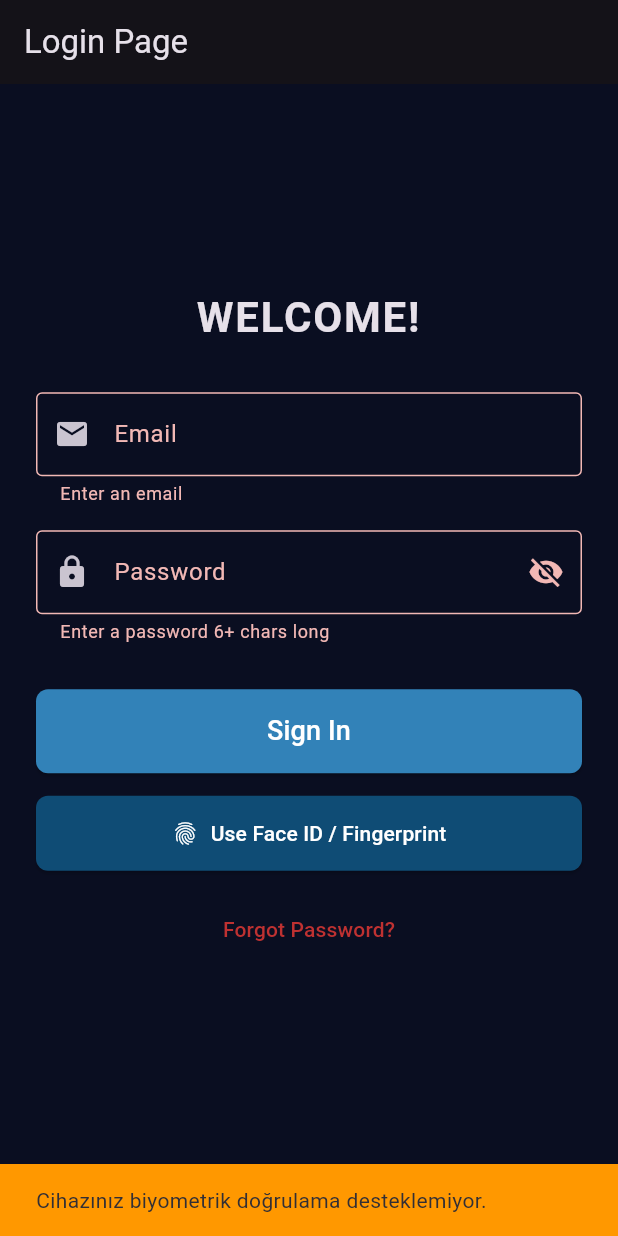
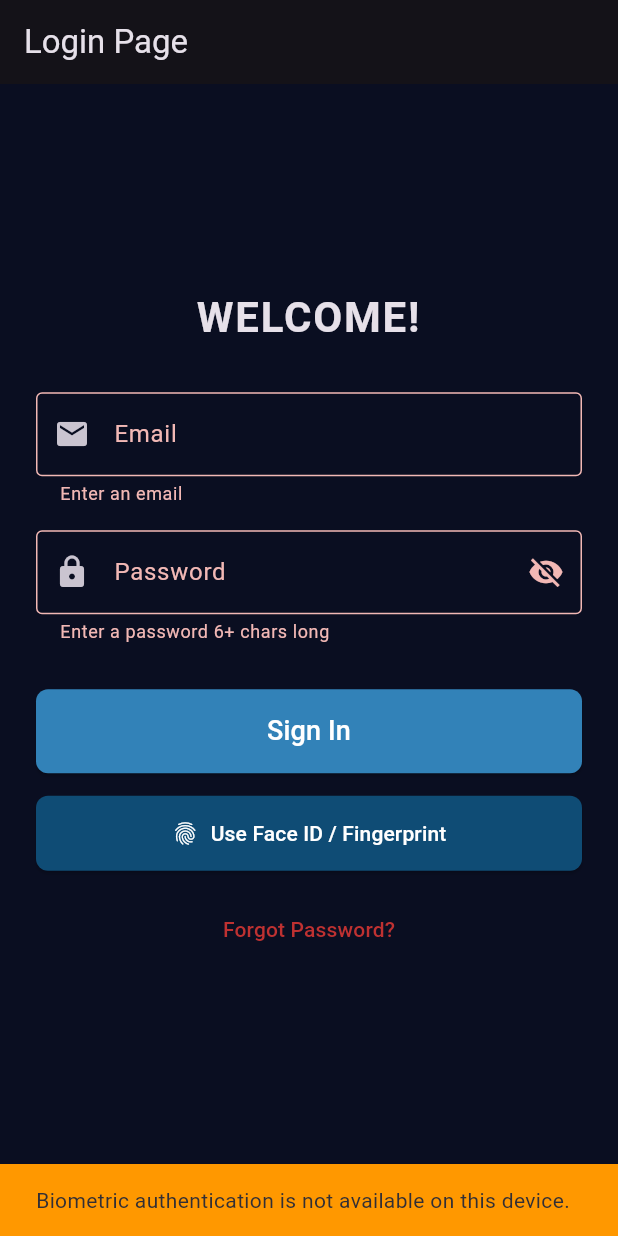
Before and after one commit to Beykn/GuardEye, a Flutter app: the screen it shows after launch, after a tap on "Sign In", after a tap on "Use Face ID / Fingerprint", on a phone screen of 412 x 824 dp. Run offline on Flutter 3.47's test engine with Material 3 defaults, Android fonts, the light colour scheme and no system bars; our stand-ins replace camera, cloud_firestore, firebase_auth, firebase_core, firebase_storage, font_awesome_flutter and 2 more; missing offline and left inert: tflite_flutter; accounts and stored records are empty.

Commit message:
[UPD] update detection model, integrate shared preferences for biometric authentication, and enhance login flow

```diff
--- a/graduation/lib/detection/detection_service.dart
+++ b/graduation/lib/detection/detection_service.dart
@@ -29,7 +29,7 @@ class DetectionService {
 
       // Load model
       _interpreter = await Interpreter.fromAsset(
-        'assets/ssd_3cls_aug.tflite',
+        'assets/ssd_all_data.tflite',
         options: options,
       );
 
--- a/graduation/lib/screens/loginPage.dart
+++ b/graduation/lib/screens/loginPage.dart
@@ -3,6 +3,7 @@ import 'package:graduation/driver_screens/userPage.dart';
 import 'package:graduation/admin_screens.dart/adminPage.dart';
 import 'package:local_auth/local_auth.dart';
 import 'package:graduation/services/auth.dart';
+import 'package:shared_preferences/shared_preferences.dart';
 
 class LoginPage extends StatefulWidget {
   const LoginPage({super.key});
@@ -29,26 +30,47 @@ class _LoginPageState extends State<LoginPage> {
     if (canCheckBiometrics) {
       try {
         isAuthenticated = await _auth.authenticate(
-          localizedReason: 'Lütfen Face ID / Parmak izi ile giriş yapın',
+          localizedReason: 'Please authenticate to access your account',
           options: const AuthenticationOptions(biometricOnly: true),
         );
       } catch (e) {
-        debugPrint("Biyometrik doğrulama hatası: $e");
+        debugPrint("error with biometric authentication: $e");
       }
 
       if (isAuthenticated) {
+        final prefs = await SharedPreferences.getInstance();
+        final uid = prefs.getString('saved_uid');
+        final role = prefs.getString('role');
+
+
+        if (uid != null && role != null) {
+          if (role == 'driver') {
             Navigator.pushReplacement(
-            context, MaterialPageRoute(builder: (context) => const UserPage(uid: "tempUid")));
+              context,
+              MaterialPageRoute(builder: (context) => UserPage(uid: uid)),
+            );
+          } else if (role == 'admin') {
+            Navigator.pushReplacement(
+              context,
+              MaterialPageRoute(builder: (context) => const AdminPage()),
+            );
+          }
+        } else {
+          ScaffoldMessenger.of(context).showSnackBar(
+            const SnackBar(content: Text("No saved UID found. Please login manually first.")),
+          );
+        }
       }
     } else {
       ScaffoldMessenger.of(context).showSnackBar(
         const SnackBar(
-          content: Text("Cihazınız biyometrik doğrulama desteklemiyor."),
+          content: Text("Biometric authentication is not available on this device."),
           backgroundColor: Colors.orange,
         ),
       );
     }
   }
+
 
   Future<void> _handleLogin() async {
     if (_formKey.currentState?.validate() ?? false) {
@@ -56,12 +78,23 @@ class _LoginPageState extends State<LoginPage> {
 
       try {
         final result = await _firebase_auth.signInWithEmailAndPassword(email, password);
-        if (result != null && result.role == "driver") {
+        if (result != null) {
+          // Store UID
+          print("Login successful: ${result.uid}");
+          try {
+            final prefs = await SharedPreferences.getInstance();
+            await prefs.setString('saved_uid', result.uid);
+            await prefs.setString('role', result.role);
+          } catch (e) {
+            print("Error saving to SharedPreferences: $e");
+          }
+
+          if (result.role == "driver") {
             Navigator.pushReplacement(
               context,
               MaterialPageRoute(builder: (context) => UserPage(uid: result.uid)),
             );
-        } else if (result != null && result.role == "admin") {
+          } else if (result.role == "admin") {
             Navigator.pushReplacement(
               context,
               MaterialPageRoute(builder: (context) => const AdminPage()),
@@ -70,6 +103,7 @@ class _LoginPageState extends State<LoginPage> {
             ScaffoldMessenger.of(context).showSnackBar(
               const SnackBar(content: Text("Login failed, wrong username or password.")),
             );
+          }
         }
       } catch (e) {
         ScaffoldMessenger.of(context).showSnackBar(
--- a/graduation/pubspec.yaml
+++ b/graduation/pubspec.yaml
@@ -45,6 +45,8 @@ dependencies:
   path_provider: ^2.1.5
   firebase_storage: ^12.4.5
   uuid: ^4.5.1
+  shared_preferences: ^2.5.3
+  shared_preferences_android: ^2.4.7
 
 dev_dependencies:
   flutter_test:
@@ -73,6 +75,7 @@ flutter:
     - assets/3cls_640_ssd.tflite
     - assets/2cls_640_ssd.tflite
     - assets/ssd_3cls_aug.tflite
+    - assets/ssd_all_data.tflite
 
   # An image asset can refer to one or more resolution-specific "variants", see
   # https://flutter.dev/to/resolution-aware-images
```
Also changed, not shown: graduation/lib/detection/live_cam.dart (+4 -4 lines), updates.txt (+3 -4 lines), graduation/pubspec.lock, 2 other files. Lines whose indentation alone changed are shown as unchanged.
